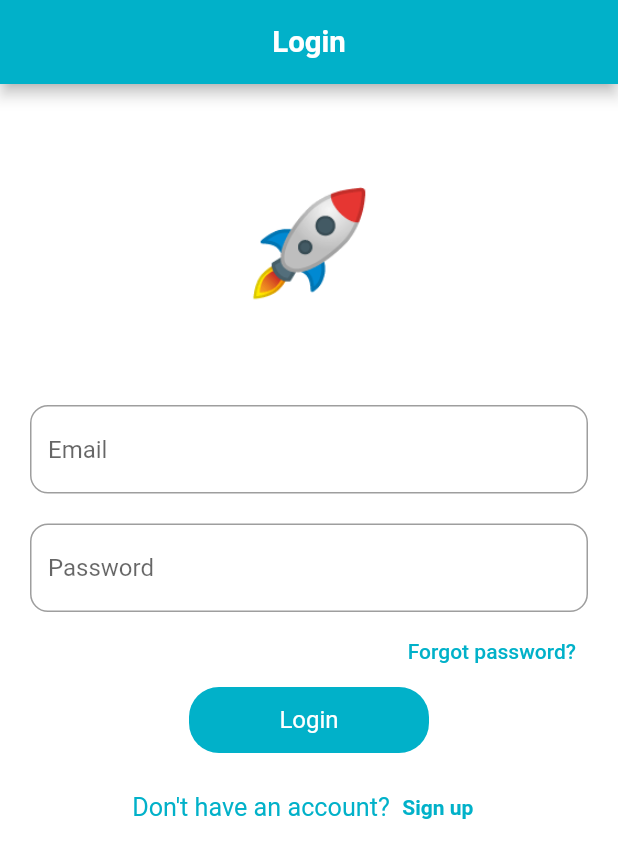
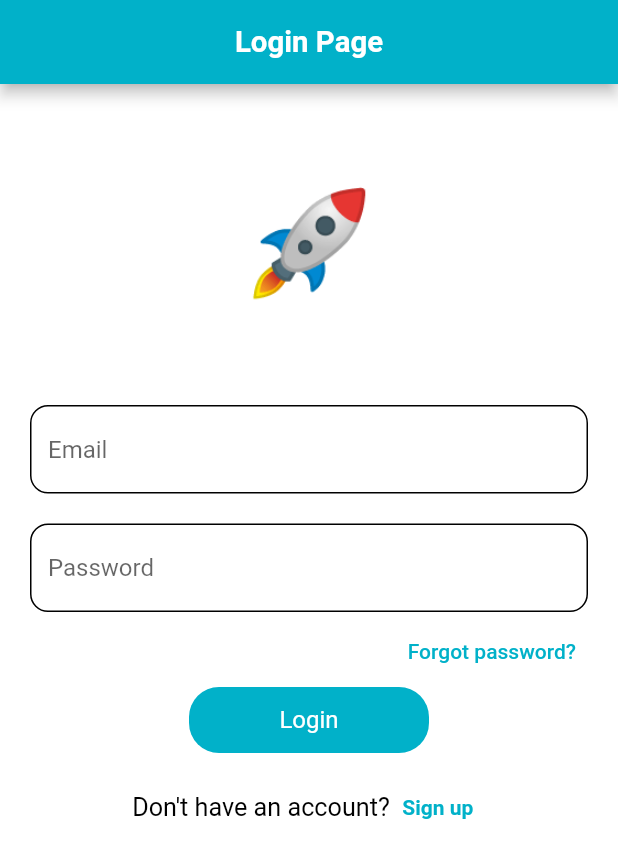
Before and after one commit to usmansiddiqui12321/Getx-with-MVVM, a Flutter app: the screen it shows after launch, on a phone screen of 412 x 824 dp. Shown: the top 858 px of the screen. Run offline on Flutter 3.47's test engine with Material 2 defaults, Android fonts, the phone set to English and light mode, and no system bars; our stand-ins replace fluttertoast, get, liquid_pull_to_refresh, lottie, shared_preferences.

Commit message:
Final Commit

```diff
--- a/lib/Utils/Utils.dart
+++ b/lib/Utils/Utils.dart
@@ -20,8 +20,15 @@ class Utils {
   }
 
   static snackBar(
-      String title, String message, Color backgroundColor, Color textColor) {
+    String title,
+    String message,
+    Color backgroundColor,
+    Color textColor,
+    SnackPosition position,
+  ) {
     Get.snackbar(title, message,
-        backgroundColor: backgroundColor, colorText: textColor);
+        snackPosition: position,
+        backgroundColor: backgroundColor,
+        colorText: textColor);
   }
 }
--- a/lib/view/Login/Login_view.dart
+++ b/lib/view/Login/Login_view.dart
@@ -29,8 +29,8 @@ class _LoginViewState extends State<LoginView> {
     return Scaffold(
       resizeToAvoidBottomInset: true,
       appBar: AppBar(
-          title: Text(
-            'login'.tr,
+          title: const Text(
+            'Login Page',
             textScaleFactor: 1.4,
           ),
           centerTitle: true,
@@ -54,11 +54,29 @@ class _LoginViewState extends State<LoginView> {
                         TextFormField(
                           enabled: true,
                           decoration: InputDecoration(
-                              hintText: 'email_hint'.tr,
-                              border: OutlineInputBorder(
-                                  borderSide:
-                                      const BorderSide(color: Colors.black),
-                                  borderRadius: BorderRadius.circular(12))),
+                            focusedBorder: const OutlineInputBorder(
+                              borderSide:
+                                  BorderSide(color: AppColors.primaryColor),
+                              borderRadius: BorderRadius.all(
+                                Radius.circular(12),
+                              ),
+                            ),
+                            hintText: 'email_hint'.tr,
+                            border: OutlineInputBorder(
+                              borderSide: BorderSide(
+                                  color: Get.isDarkMode
+                                      ? Colors.grey
+                                      : Colors.black),
+                              borderRadius: BorderRadius.circular(12),
+                            ),
+                            enabledBorder: OutlineInputBorder(
+                              borderSide: BorderSide(
+                                  color: Get.isDarkMode
+                                      ? Colors.grey
+                                      : Colors.black),
+                              borderRadius: BorderRadius.circular(12),
+                            ),
+                          ),
                           controller: loginVM.emailController.value,
                           focusNode: loginVM.emailFocusNode.value,
                           onFieldSubmitted: (value) {
@@ -70,13 +88,32 @@ class _LoginViewState extends State<LoginView> {
                         ),
                         const SizedBox(height: 20),
                         TextFormField(
+                          obscureText: true,
                           enabled: true,
                           decoration: InputDecoration(
-                              hintText: 'password_hint'.tr,
-                              border: OutlineInputBorder(
-                                  borderSide:
-                                      const BorderSide(color: Colors.black),
-                                  borderRadius: BorderRadius.circular(12))),
+                            focusedBorder: const OutlineInputBorder(
+                              borderSide:
+                                  BorderSide(color: AppColors.primaryColor),
+                              borderRadius: BorderRadius.all(
+                                Radius.circular(12),
+                              ),
+                            ),
+                            hintText: 'password_hint'.tr,
+                            border: OutlineInputBorder(
+                              borderSide: BorderSide(
+                                  color: Get.isDarkMode
+                                      ? Colors.grey
+                                      : Colors.black),
+                              borderRadius: BorderRadius.circular(12),
+                            ),
+                            enabledBorder: OutlineInputBorder(
+                              borderSide: BorderSide(
+                                  color: Get.isDarkMode
+                                      ? Colors.grey
+                                      : Colors.black),
+                              borderRadius: BorderRadius.circular(12),
+                            ),
+                          ),
                           controller: loginVM.passwordController.value,
                           focusNode: loginVM.passwordFocusNode.value,
                           onFieldSubmitted: (value) {},
@@ -114,10 +151,11 @@ class _LoginViewState extends State<LoginView> {
               Row(
                 mainAxisAlignment: MainAxisAlignment.center,
                 children: [
-                  const Text(
+                  Text(
                     'Don\'t have an account?',
                     textScaleFactor: 1.2,
-                    style: TextStyle(color: AppColors.primaryColor),
+                    style: TextStyle(
+                        color: Get.isDarkMode ? Colors.white : Colors.black),
                   ),
                   TextButton(
                     onPressed: () {},
```
Also changed, not shown: lib/view/Home/home_view.dart (+116 -34 lines), lib/view/splash_screen.dart (+12 -6 lines), lib/view_model/Controller/login/loginView_model.dart (+13 -5 lines), lib/view_model/Services/Splash_Services.dart (+15 -3 lines), 6 other files.
